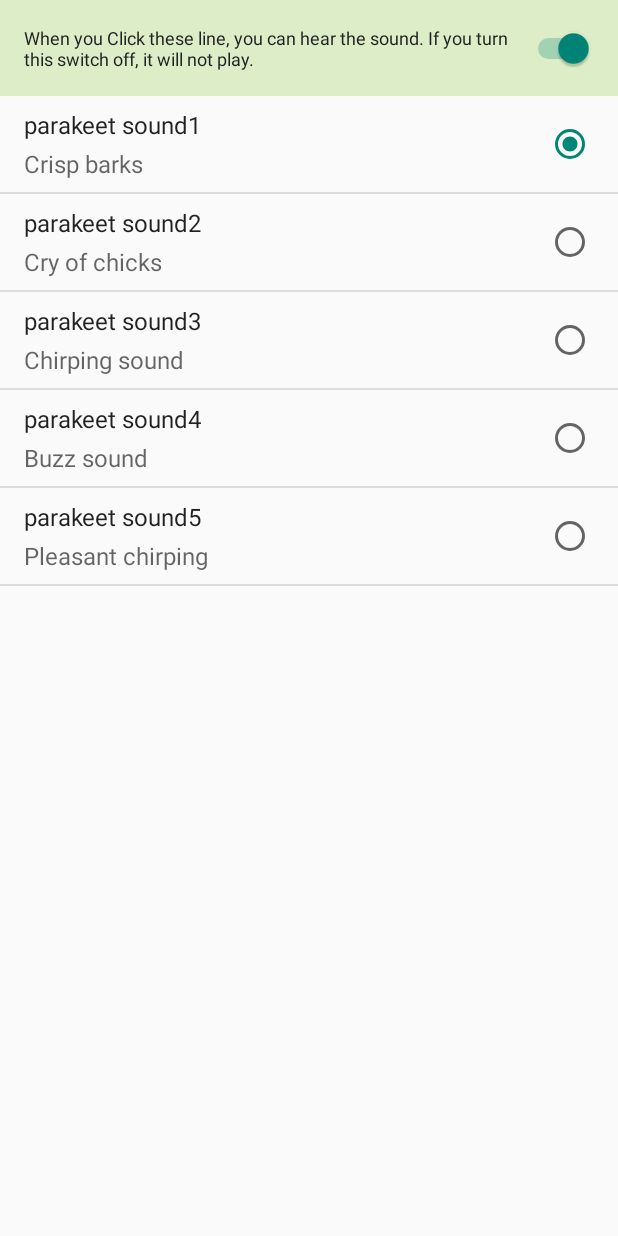
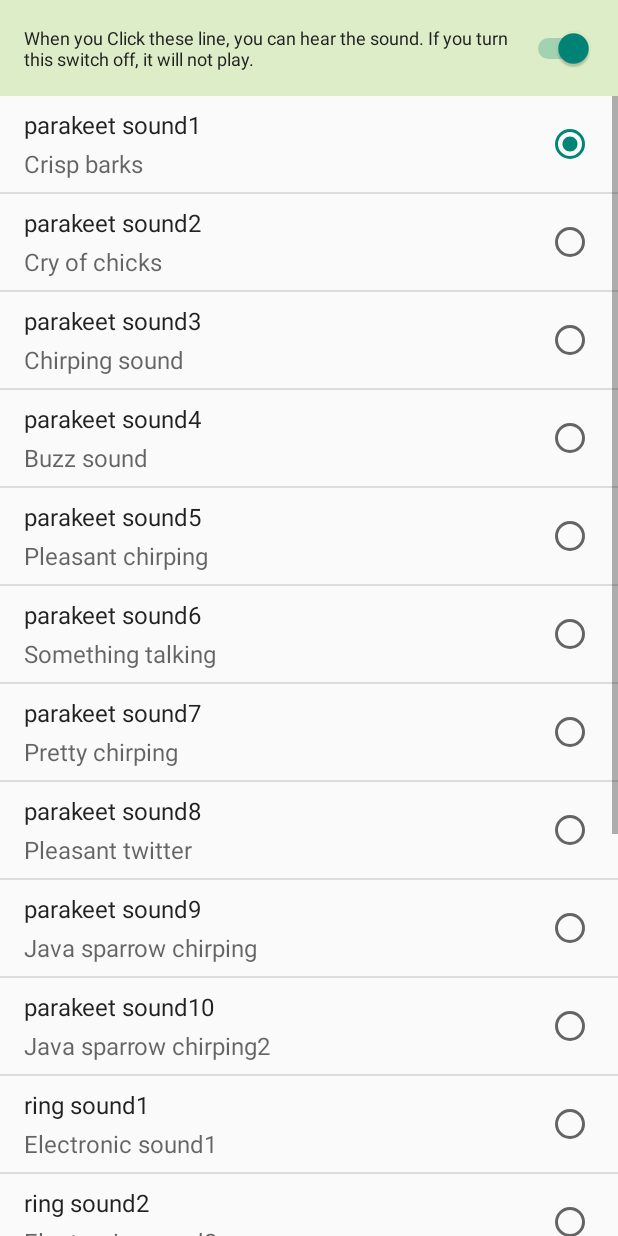
Before and after one commit to sakurabird/Android-ParrotCallConfirm, an Android app: the fragment SelectSoundFragment shown on its own in the app's theme, on a phone screen of 412 x 824 dp. Run offline under Robolectric (Android 15) with nearby library versions, the light colour scheme and no system bars; our stand-ins replace data binding; Roboto replaces fonts that are not available here.

Commit message:
Add call confirm sounds

```diff
--- a/app/src/main/res/values/arrays.xml
+++ b/app/src/main/res/values/arrays.xml
@@ -22,6 +22,19 @@
         <item>parakeet sound3</item>
         <item>parakeet sound4</item>
         <item>parakeet sound5</item>
+        <item>parakeet sound6</item>
+        <item>parakeet sound7</item>
+        <item>parakeet sound8</item>
+        <item>parakeet sound9</item>
+        <item>parakeet sound10</item>
+        <item>ring sound1</item>
+        <item>ring sound2</item>
+        <item>other birds sound1</item>
+        <item>other birds sound2</item>
+        <item>other birds sound3</item>
+        <item>other birds sound4</item>
+        <item>animal sound1</item>
+        <item>animal sound2</item>
     </string-array>
     <string-array name="setting_sound_desc">
         <item>Crisp barks</item>
@@ -29,6 +42,19 @@
         <item>Chirping sound</item>
         <item>Buzz sound</item>
         <item>Pleasant chirping</item>
+        <item>Something talking</item>
+        <item>Pretty chirping</item>
+        <item>Pleasant twitter</item>
+        <item>Java sparrow chirping</item>
+        <item>Java sparrow chirping2</item>
+        <item>Electronic sound1</item>
+        <item>Electronic sound2</item>
+        <item>Japanese Bush Warbler</item>
+        <item>Cuckoo</item>
+        <item>Chicken1</item>
+        <item>Chicken2</item>
+        <item>Cat</item>
+        <item>Dog</item>
     </string-array>
     <string-array name="setting_sound_value">
         <item>0</item>
@@ -36,5 +62,10 @@
         <item>2</item>
         <item>3</item>
         <item>4</item>
+        <item>5</item>
+        <item>6</item>
+        <item>7</item>
+        <item>8</item>
+        <item>9</item>
     </string-array>
 </resources>
```
Also changed, not shown: app/src/main/java/com/sakurafish/parrot/callconfirm/config/Config.java (+20 -2 lines), 14 other files.
